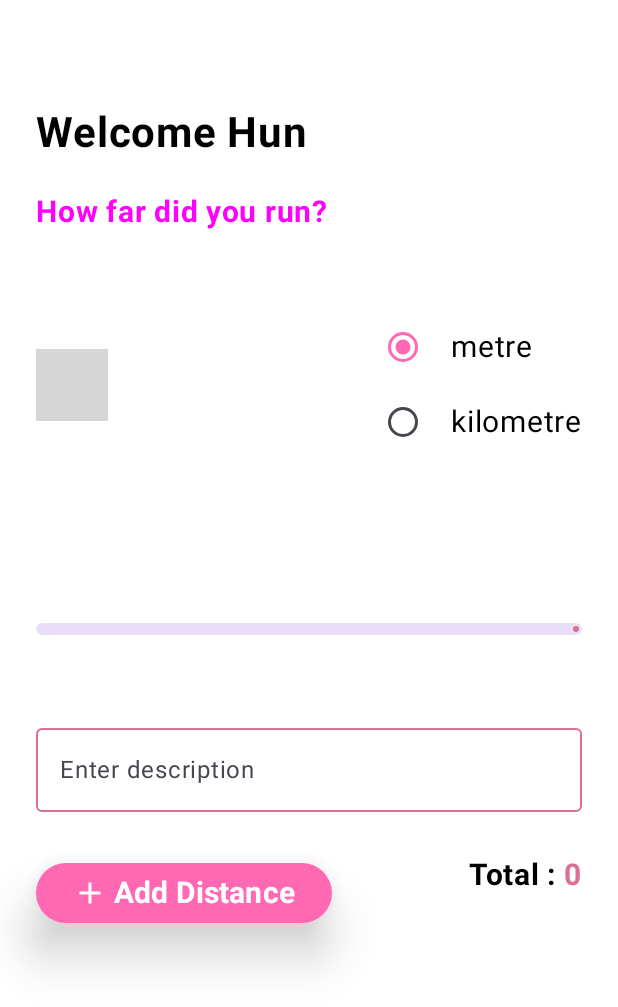
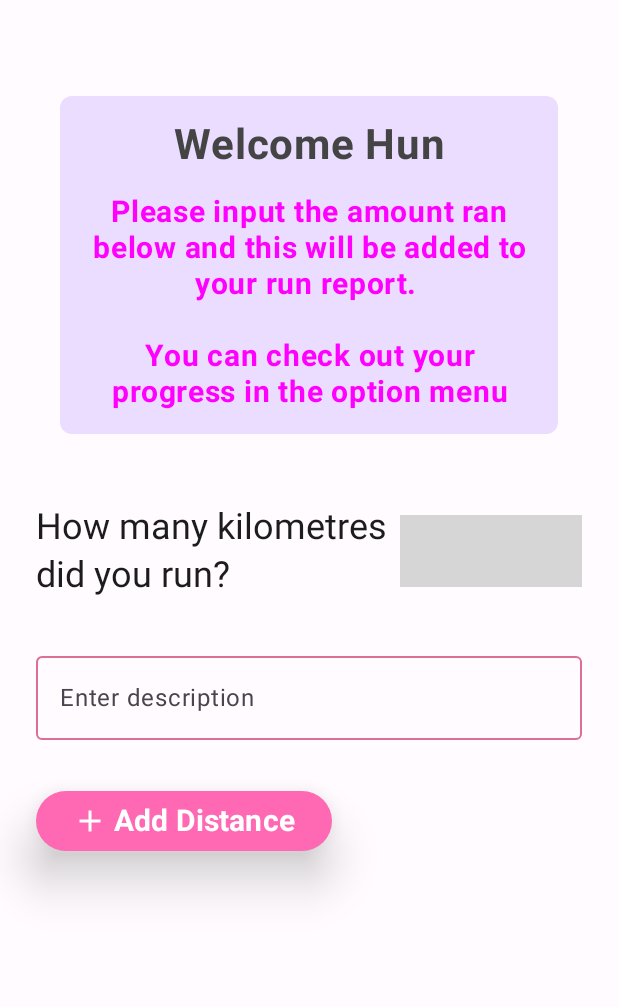
Before and after one commit to katmolony/runHun, an Android app built with Jetpack Compose: the composable RunScreen shown on its own in the app's theme, on a phone screen of 412 x 824 dp. Shown: the top 1007 px of the screen. Run offline under Robolectric (Android 15) with nearby library versions, the phone set to English and light mode, and no system bars; our stand-ins replace Dagger/Hilt's generated code, Firebase (no records; nobody signed in at launch, a user with empty details on screens opened directly), Room's generated code, Timber; libraries missing offline, so code that uses them is left out: com.chargemap.compose; 1 statement that could not run was skipped; grey boxes are pictures that could not be loaded.

Commit message:
Change add run page.

```diff
--- a/app/src/main/java/ie/setu/placemark/ui/components/run/AmountPicker.kt
+++ b/app/src/main/java/ie/setu/placemark/ui/components/run/AmountPicker.kt
@@ -6,6 +6,7 @@ import androidx.compose.runtime.getValue
 import androidx.compose.runtime.mutableStateOf
 import androidx.compose.runtime.remember
 import androidx.compose.runtime.setValue
+import androidx.compose.ui.Modifier
 import androidx.compose.ui.graphics.Color
 import androidx.compose.ui.text.TextStyle
 import androidx.compose.ui.tooling.preview.Preview
@@ -15,21 +16,23 @@ import ie.setu.placemark.ui.theme.RunHunTheme
 
 @Composable
 fun AmountPicker(
+    modifier: Modifier = Modifier,
     onPaymentAmountChange: (Int) -> Unit
 ) {
-    val possibleValues = listOf("1", "3", "5", "10", "15", "24","44")
+    val possibleValues = listOf("1", "3", "5", "10", "15", "24", "44")
     var pickerValue by remember { mutableStateOf(possibleValues[0]) }
 
     ListItemPicker(
         label = { it },
         dividersColor = MaterialTheme.colorScheme.primary,
-        textStyle = TextStyle(Color.Black,20.sp),
+        textStyle = TextStyle(Color.Black, 20.sp),
         value = pickerValue,
         onValueChange = {
             pickerValue = it
             onPaymentAmountChange(pickerValue.toInt())
         },
-        list = possibleValues
+        list = possibleValues,
+        modifier = modifier
     )
 }
 
@@ -37,6 +40,6 @@ fun AmountPicker(
 @Composable
 fun PickerPreview() {
     RunHunTheme {
-        AmountPicker(onPaymentAmountChange = {})
+        AmountPicker(modifier = Modifier, onPaymentAmountChange = {})
     }
 }
--- a/app/src/main/java/ie/setu/placemark/ui/components/run/RunButton.kt
+++ b/app/src/main/java/ie/setu/placemark/ui/components/run/RunButton.kt
@@ -46,7 +46,7 @@ fun RunButton(
     run: RunModel,
     runViewModel: RunViewModel = hiltViewModel(),
     reportViewModel: ReportViewModel = hiltViewModel(),
-    onTotalDistanceChange: (Int) -> Unit
+//    onTotalDistanceChange: (Int) -> Unit
 )
 {
     var totalDistance by remember { mutableIntStateOf(0) }
@@ -67,7 +67,7 @@ fun RunButton(
             onClick = {
             if(totalDistance + run.distanceAmount <= 400) {
                 totalDistance+=run.distanceAmount
-                onTotalDistanceChange(totalDistance)
+//                onTotalDistanceChange(totalDistance)
                 runViewModel.insert(run)
                 Timber.i("Run info : $run")
                 Timber.i("Run List info : ${runs.toList()}")
@@ -89,29 +89,29 @@ fun RunButton(
         }
 
         Spacer(modifier.weight(1f))
-        Text(
-
-            buildAnnotatedString {
-                withStyle(
-                    style = SpanStyle(
-                        fontWeight = FontWeight.Bold,
-                        fontSize = 20.sp,
-                        color = Color.Black
-                    )
-                ) {
-                    append(stringResource(R.string.total) + " ")
-                }
-
-
-                withStyle(
-                    style = SpanStyle(
-                        fontWeight = FontWeight.Bold,
-                        fontSize = 20.sp,
-                        color = MaterialTheme.colorScheme.secondary)
-                ) {
-                    append(totalDistance.toString())
-                }
-            })
+//        Text(
+//
+//            buildAnnotatedString {
+//                withStyle(
+//                    style = SpanStyle(
+//                        fontWeight = FontWeight.Bold,
+//                        fontSize = 20.sp,
+//                        color = Color.Black
+//                    )
+//                ) {
+//                    append(stringResource(R.string.total) + " ")
+//                }
+//
+//
+//                withStyle(
+//                    style = SpanStyle(
+//                        fontWeight = FontWeight.Bold,
+//                        fontSize = 20.sp,
+//                        color = MaterialTheme.colorScheme.secondary)
+//                ) {
+//                    append(totalDistance.toString())
+//                }
+//            })
     }
     //Required to refresh our 'totalRan'
     if(isError)
--- a/app/src/main/java/ie/setu/placemark/ui/components/run/WelcomeText.kt
+++ b/app/src/main/java/ie/setu/placemark/ui/components/run/WelcomeText.kt
@@ -2,7 +2,12 @@ package ie.setu.placemark.ui.components.run
 
 import androidx.compose.foundation.layout.Arrangement
 import androidx.compose.foundation.layout.Column
+import androidx.compose.foundation.layout.Spacer
+import androidx.compose.foundation.layout.fillMaxWidth
 import androidx.compose.foundation.layout.padding
+import androidx.compose.foundation.shape.RoundedCornerShape
+import androidx.compose.material3.Card
+import androidx.compose.material3.CardDefaults
 import androidx.compose.material3.MaterialTheme
 import androidx.compose.material3.Text
 import androidx.compose.runtime.Composable
@@ -10,6 +15,7 @@ import androidx.compose.ui.Modifier
 import androidx.compose.ui.graphics.Color
 import androidx.compose.ui.res.stringResource
 import androidx.compose.ui.text.font.FontWeight
+import androidx.compose.ui.text.style.TextAlign
 import androidx.compose.ui.tooling.preview.Preview
 import androidx.compose.ui.unit.dp
 import androidx.compose.ui.unit.sp
@@ -18,24 +24,33 @@ import ie.setu.placemark.ui.theme.RunHunTheme
 
 @Composable
 fun WelcomeText(modifier: Modifier = Modifier) {
+    Card(
+        modifier = modifier.padding(16.dp),
+        shape = RoundedCornerShape(8.dp),
+        colors = CardDefaults.cardColors(containerColor = MaterialTheme.colorScheme.primaryContainer)
+    ) {
         Column(
-        modifier = modifier.padding(
-            top = 24.dp,
-            bottom = 24.dp
-        ),
-        verticalArrangement = Arrangement.spacedBy(24.dp)) {
+            modifier = Modifier.padding(16.dp),
+            verticalArrangement = Arrangement.Center
+        ) {
             Text(
                 text = stringResource(R.string.runTitle),
                 fontWeight = FontWeight.Bold,
                 fontSize = 28.sp,
-            color = Color.Black
+                color = Color.DarkGray,
+                textAlign = TextAlign.Center,
+                modifier = Modifier.fillMaxWidth()
             )
+            Spacer(modifier = Modifier.padding(8.dp))
             Text(
                 text = stringResource(R.string.runSubtitle),
                 fontWeight = FontWeight.Bold,
                 fontSize = 20.sp,
-            color = MaterialTheme.colorScheme.tertiary
+                color = MaterialTheme.colorScheme.tertiary,
+                textAlign = TextAlign.Center,
+                modifier = Modifier.fillMaxWidth()
             )
+        }
     }
 }
 
--- a/app/src/main/java/ie/setu/placemark/ui/screens/run/RunScreen.kt
+++ b/app/src/main/java/ie/setu/placemark/ui/screens/run/RunScreen.kt
@@ -25,6 +25,8 @@ import androidx.compose.foundation.layout.Spacer
 import androidx.compose.ui.unit.dp
 import androidx.compose.foundation.layout.padding
 import androidx.compose.foundation.layout.Row
+import androidx.compose.material3.MaterialTheme
+import androidx.compose.material3.Text
 import androidx.compose.runtime.collectAsState
 import androidx.compose.ui.Alignment
 import androidx.hilt.navigation.compose.hiltViewModel
@@ -32,10 +34,13 @@ import ie.setu.placemark.ui.screens.report.ReportViewModel
 
 @Composable
 fun RunScreen(modifier: Modifier = Modifier,
-              reportViewModel: ReportViewModel = hiltViewModel())
+              reportViewModel: ReportViewModel = hiltViewModel(),
+              runViewModel: RunViewModel = hiltViewModel()
+)
 {
 
-    var unitType by remember { mutableStateOf("kilometres") }
+
+    val unitType by runViewModel.unitType.collectAsState()
     var distanceAmount by remember { mutableIntStateOf(10) }
     var runMessage by remember { mutableStateOf("Go Hun!") }
     var totalDistance by remember { mutableIntStateOf(0) }
@@ -58,18 +63,20 @@ fun RunScreen(modifier: Modifier = Modifier,
                 verticalAlignment = Alignment.CenterVertically,
             )
             {
+//                Spacer(modifier = Modifier.weight(1f))
+                Text(
+                    text = "How many $unitType did you run?",
+                    style = MaterialTheme.typography.headlineSmall,
+                    modifier = Modifier.weight(2f)
+                )
                 AmountPicker(
-                    onPaymentAmountChange = { distanceAmount = it }
-                )
-                Spacer(modifier.weight(1f))
-                RadioButtonGroup(
-                    modifier = modifier,
-                    onPaymentTypeChange = { unitType = it }
+                    onPaymentAmountChange = { distanceAmount = it },
+                    modifier = Modifier.weight(1f)
                 )
             }
-            ProgressBar(
-                modifier = modifier,
-                totalDistance = totalDistance)
+//            ProgressBar(
+//                modifier = modifier,
+//                totalDistance = totalDistance)
             MessageInput(
                 modifier = modifier,
                 onMessageChange = { runMessage = it }
@@ -80,7 +87,7 @@ fun RunScreen(modifier: Modifier = Modifier,
                     distanceAmount = distanceAmount,
                     message = runMessage),
 //                runs = runs,
-                onTotalDistanceChange = { totalDistance = it }
+//                onTotalDistanceChange = { totalDistance = it }
             )
         }
     }
@@ -128,9 +135,9 @@ fun PreviewRunScreen(modifier: Modifier = Modifier,
                     onPaymentAmountChange = { distanceAmount = it }
                 )
             }
-            ProgressBar(
-                modifier = modifier,
-                totalDistance = totalDistance)
+//            ProgressBar(
+//                modifier = modifier,
+//                totalDistance = totalDistance)
             MessageInput(
                 modifier = modifier,
                 onMessageChange = { runMessage = it }
@@ -140,7 +147,7 @@ fun PreviewRunScreen(modifier: Modifier = Modifier,
                 run = RunModel(unitType = unitType,
                     distanceAmount = distanceAmount,
                     message = runMessage),
-                onTotalDistanceChange = { totalDistance = it }
+//                onTotalDistanceChange = { totalDistance = it }
             )
         }
     }
--- a/app/src/main/java/ie/setu/placemark/ui/screens/run/RunViewModel.kt
+++ b/app/src/main/java/ie/setu/placemark/ui/screens/run/RunViewModel.kt
@@ -8,6 +8,8 @@ import ie.setu.placemark.data.model.RunModel
 import ie.setu.placemark.data.api.RetrofitRepository
 import ie.setu.placemark.firebase.services.AuthService
 import ie.setu.placemark.firebase.services.FirestoreService
+import kotlinx.coroutines.flow.MutableStateFlow
+import kotlinx.coroutines.flow.StateFlow
 import javax.inject.Inject
 import kotlinx.coroutines.launch
 
@@ -22,10 +24,15 @@ constructor(
     var error = mutableStateOf(Exception())
     var isLoading = mutableStateOf(false)
 
-//    fun insert(run: RunModel)
-//            = viewModelScope.launch {
-//                repository.insert(run)
-//    }
+    private val _unitType = MutableStateFlow("kilometres")
+    val unitType: StateFlow<String> = _unitType
+
+    init {
+        viewModelScope.launch {
+            val userProfile = repository.getUserProfile(authService.email!!)
+            _unitType.value = userProfile?.preferredUnit ?: "kilometres"
+        }
+    }
 
     fun insert(run: RunModel) =
         viewModelScope.launch {
--- a/app/src/main/res/values/strings.xml
+++ b/app/src/main/res/values/strings.xml
@@ -4,7 +4,13 @@
     <string name="text_Title">Title</string>
     <string name="text_titleHint">Enter Title</string>
     <string name="runTitle">Welcome Hun</string>
-    <string name="runSubtitle">How far did you run?</string>
+    <string name="runSubtitle">
+        Please input the amount ran below
+        and this will be added
+        to your run report. \n\nYou can
+        check out your progress
+        in the option menu
+    </string>
     <string name="runButton">Add Distance</string>
     <string name="kilometre">kilometre</string>
     <string name="metre">metre</string>
```
Lines whose indentation alone changed are shown as unchanged.
